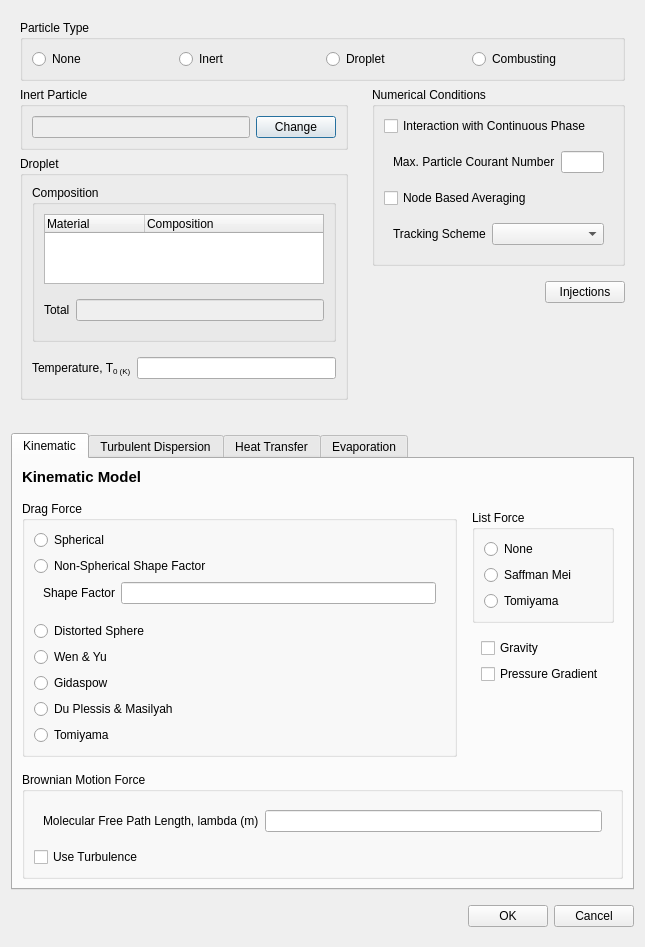
Before: the Qt Designer form baramFlow/view/setup/models/DPM/DPM_dialog.ui in nextfoam/baram, drawn with Qt 5.
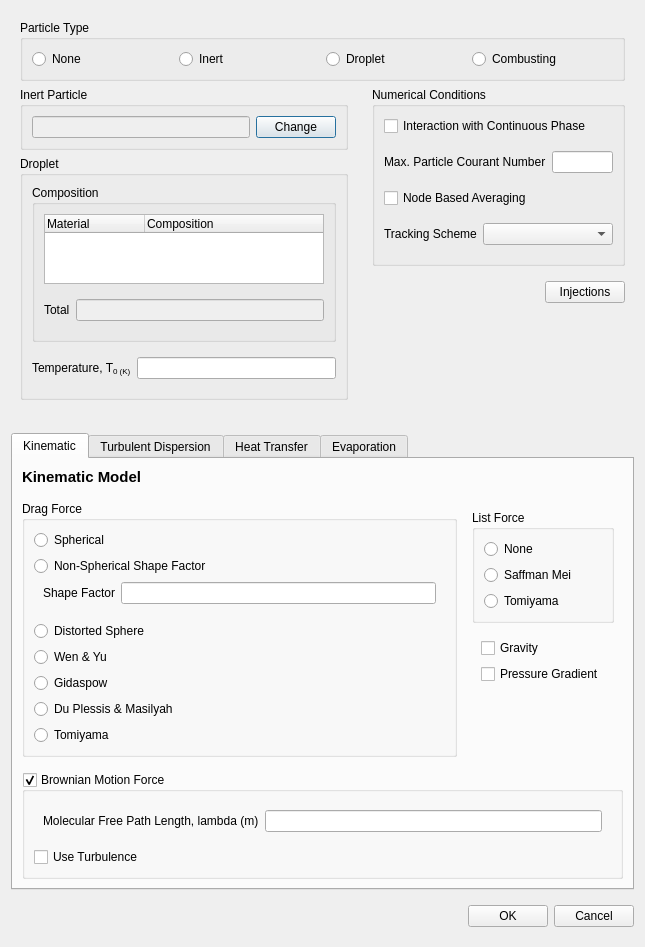
After: the same form once the commit is applied. The open tabs and pages were chosen to show the change. Custom widgets are drawn as their Qt base class.

Patch:
```diff
--- a/baramFlow/view/setup/models/DPM/DPM_dialog.ui
+++ b/baramFlow/view/setup/models/DPM/DPM_dialog.ui
@@ -237,6 +237,12 @@
                <item>
                 <widget class="QWidget" name="widget_2" native="true">
                  <layout class="QFormLayout" name="formLayout_4">
+                  <property name="leftMargin">
+                   <number>0</number>
+                  </property>
+                  <property name="rightMargin">
+                   <number>0</number>
+                  </property>
                   <item row="0" column="0">
                    <widget class="QLabel" name="label_7">
                     <property name="text">
@@ -260,6 +266,12 @@
                <item>
                 <widget class="QWidget" name="widget_4" native="true">
                  <layout class="QFormLayout" name="formLayout_5">
+                  <property name="leftMargin">
+                   <number>0</number>
+                  </property>
+                  <property name="rightMargin">
+                   <number>0</number>
+                  </property>
                   <item row="0" column="0">
                    <widget class="QLabel" name="label_8">
                     <property name="text">
@@ -514,6 +526,9 @@
          <property name="title">
           <string>Brownian Motion Force</string>
          </property>
+         <property name="checkable">
+          <bool>true</bool>
+         </property>
          <layout class="QVBoxLayout" name="verticalLayout_13">
           <item>
            <widget class="QWidget" name="widget_11" native="true">
```
Left out of the diff: 4 changed lines with no effect on the pictures.
